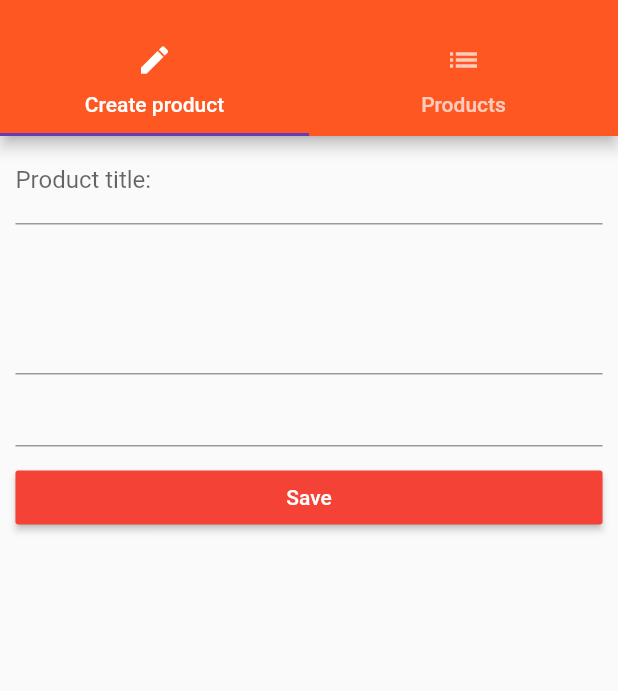
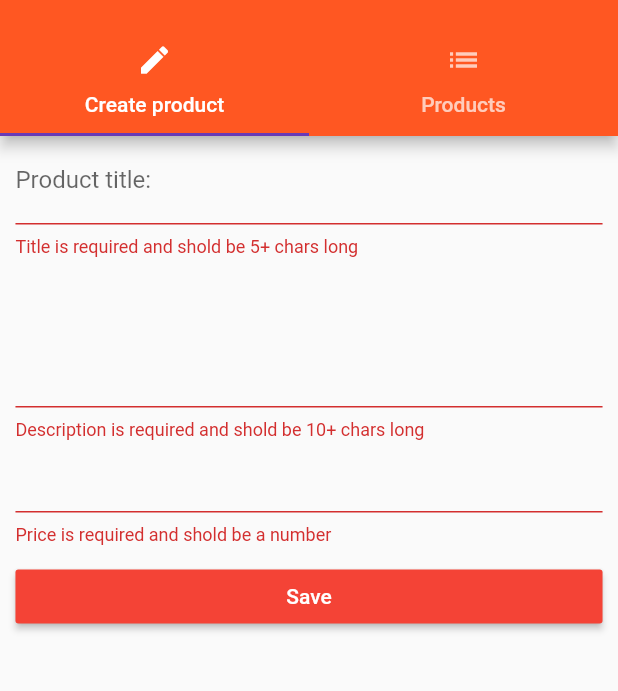
Before and after one commit to JGH153/learning-flutter, a Flutter app: the ProductsAdmin screen opened by its route, after a tap on "Save", on a phone screen of 412 x 824 dp, the part 59-750 px from its top. Run offline on Flutter 3.47's test engine with Material 2 defaults, Android fonts, the phone set to English and light mode, and no system bars.

Commit message:
More work

```diff
--- a/first_flut/lib/pages/tabs_admin/products_create.page.dart
+++ b/first_flut/lib/pages/tabs_admin/products_create.page.dart
@@ -20,6 +20,11 @@ class _ProductCreatePage extends State<ProductCreatePage> {
   Widget _buildTitleTextFiled() {
     return TextFormField(
       decoration: InputDecoration(labelText: 'Product title:'),
+      validator: (String value) {
+        if (value.isEmpty || value.length < 5) {
+          return 'Title is required and shold be 5+ chars long';
+        }
+      },
       onSaved: (String value) {
         setState(() {
           _titleValue = value;
@@ -31,6 +36,11 @@ class _ProductCreatePage extends State<ProductCreatePage> {
   Widget _buildDescriptionTextField() {
     return TextFormField(
       maxLines: 4,
+      validator: (String value) {
+        if (value.isEmpty || value.length < 10) {
+          return 'Description is required and shold be 10+ chars long';
+        }
+      },
       onSaved: (String value) {
         setState(() {
           _descriptionValue = value;
@@ -42,6 +52,12 @@ class _ProductCreatePage extends State<ProductCreatePage> {
   Widget _buildPriceTextFiled() {
     return TextFormField(
       keyboardType: TextInputType.number,
+      validator: (String value) {
+        if (value.isEmpty ||
+            !RegExp(r'^(?:[1-9]\d*|0)?(?:\.\d+)?$').hasMatch(value)) {
+          return 'Price is required and shold be a number';
+        }
+      },
       onSaved: (String value) {
         setState(() {
           _priceValue = double.parse(value);
@@ -51,6 +67,9 @@ class _ProductCreatePage extends State<ProductCreatePage> {
   }
 
   void _submitForm() {
+    if (!_formKey.currentState.validate()) {
+      return;
+    }
     _formKey.currentState.save();
     final Map<String, dynamic> product = {
       'title': _titleValue,
@@ -67,7 +86,11 @@ class _ProductCreatePage extends State<ProductCreatePage> {
     final double deviceWidth = MediaQuery.of(context).size.width;
     final double targetWidth = deviceWidth > 550.0 ? 500.0 : deviceWidth * 0.95;
     final double targetPadding = deviceWidth - targetWidth;
-    return Container(
+    return GestureDetector(
+      onTap: () {
+        FocusScope.of(context).requestFocus(FocusNode());
+      },
+      child: Container(
         width: targetWidth,
         child: Form(
           key: _formKey,
@@ -96,6 +119,7 @@ class _ProductCreatePage extends State<ProductCreatePage> {
             ],
           ),
         ),
+      ),
     );
   }
 }
```
Lines whose indentation alone changed are shown as unchanged.
